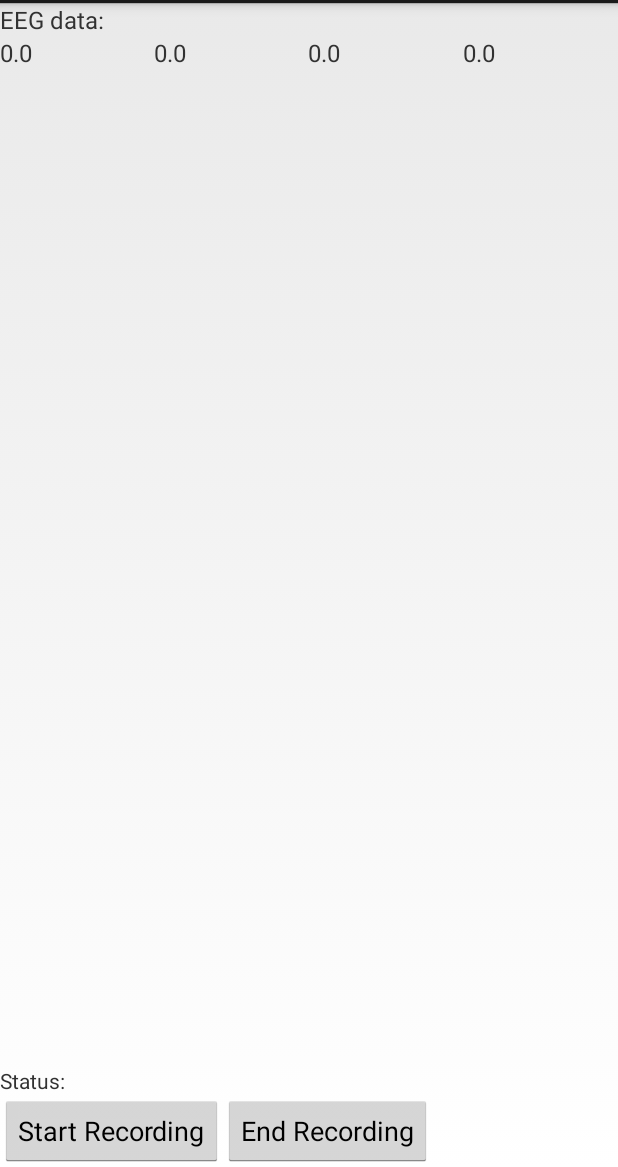
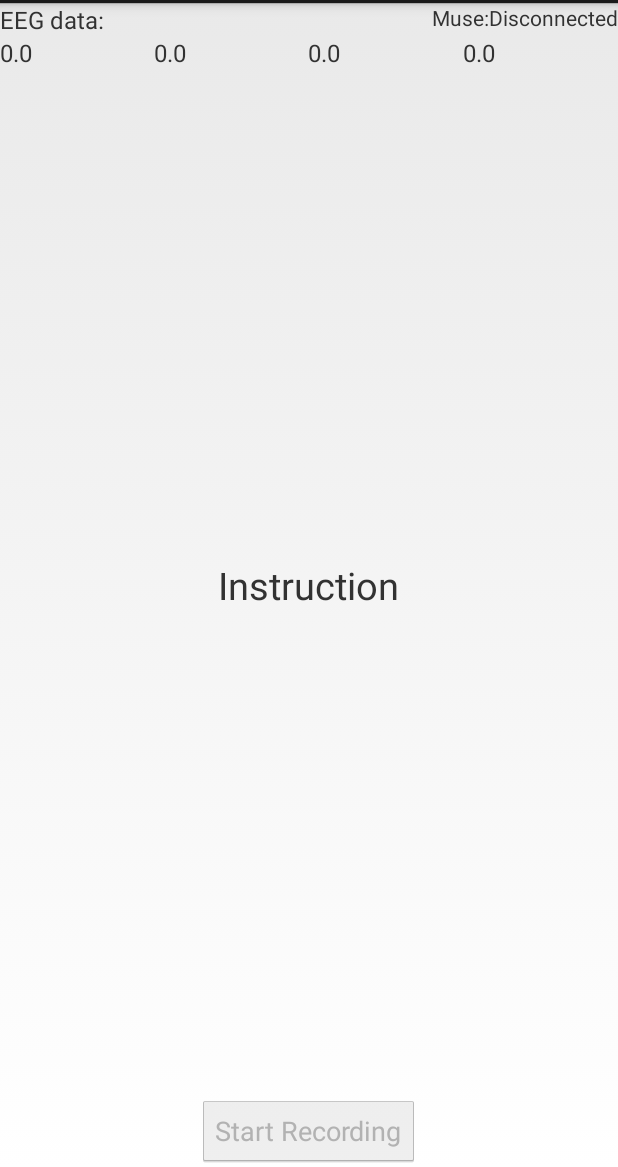
Before and after one commit to zhijiee/FocusDataCollection, an Android app: the Activity_Record_Data screen opened directly, with no data from a screen before it, on a phone screen of 412 x 824 dp, the part 69-1236 px from its top. Run offline under Robolectric (Android 15) with nearby library versions, the phone set to English and light mode, and no system bars; 2 statements that could not run were skipped.

Commit message:
General UI for Data recording done. Some Code clean up and arrangement Write to file only when recording
TODO:
Create the sequence of events for recording
Play Music
Play Audio and text instruction

```diff
--- a/app/src/main/res/layout/record_data.xml
+++ b/app/src/main/res/layout/record_data.xml
@@ -16,7 +16,8 @@
         android:layout_below="@+id/eeg"
         android:layout_width="match_parent"
         android:layout_height="wrap_content"
-        android:layout_weight="1">
+        android:layout_weight="1"
+        android:id="@+id/linearLayout">
 
         <TextView
             android:id="@+id/eeg_tp9"
@@ -61,31 +62,40 @@
         android:id="@+id/start_recording"
         android:layout_width="wrap_content"
         android:layout_height="wrap_content"
-        android:text="Start Recording"
-        android:layout_alignParentBottom="true" />
+        android:layout_alignParentBottom="true"
+        android:layout_centerHorizontal="true"
+        android:text="@string/start_rec" />
 
-    <Button
-        android:layout_width="wrap_content"
-        android:layout_height="wrap_content"
-        android:layout_alignParentBottom="true"
-        android:layout_toEndOf="@+id/start_recording"
-        android:layout_toRightOf="@+id/start_recording"
-        android:text="End Recording" />
+    <!--<Button-->
+    <!--android:layout_width="wrap_content"-->
+    <!--android:layout_height="wrap_content"-->
+    <!--android:layout_alignParentBottom="true"-->
+    <!--android:layout_toEndOf="@+id/start_recording"-->
+    <!--android:layout_toRightOf="@+id/start_recording"-->
+    <!--android:text="End Recording" />-->
 
     <TextView
         android:id="@+id/status"
         android:layout_width="wrap_content"
         android:layout_height="wrap_content"
-        android:text="Status:"
-        android:layout_above="@id/start_recording"/>
+        android:text="Muse:"
+        android:layout_toLeftOf="@id/con_status" />
 
     <TextView
         android:id="@+id/con_status"
         android:layout_width="wrap_content"
         android:layout_height="wrap_content"
-        android:layout_above="@id/start_recording"
-        android:layout_toRightOf="@id/status"
-        />
+        android:layout_alignParentRight="true"
+        android:text="Disconnected" />
+
+    <TextView
+        android:id="@+id/instr_tv"
+        android:layout_width="wrap_content"
+        android:layout_height="wrap_content"
+        android:layout_centerInParent="true"
+        android:layout_centerVertical="true"
+        android:textSize="25dp"
+        android:text="Instruction" />
 
 
 </RelativeLayout>
--- a/app/src/main/res/values/strings.xml
+++ b/app/src/main/res/values/strings.xml
@@ -26,4 +26,7 @@
     <string name="museconnection_title">Choose your Muse Device to use!</string>
 
     <string name="record_data"> Record Data </string>
+
+    <string name="start_rec"> Start Recording </string>
+    <string name="stop_rec"> Stop Recording </string>
 </resources>
```
Also changed, not shown: app/src/main/java/com/zhijie/focus/Activity_Connect_Muse.java (+39 -8 lines), app/src/main/java/com/zhijie/focus/Activity_Record_Data.java (+178 -129 lines), 1 other file.
